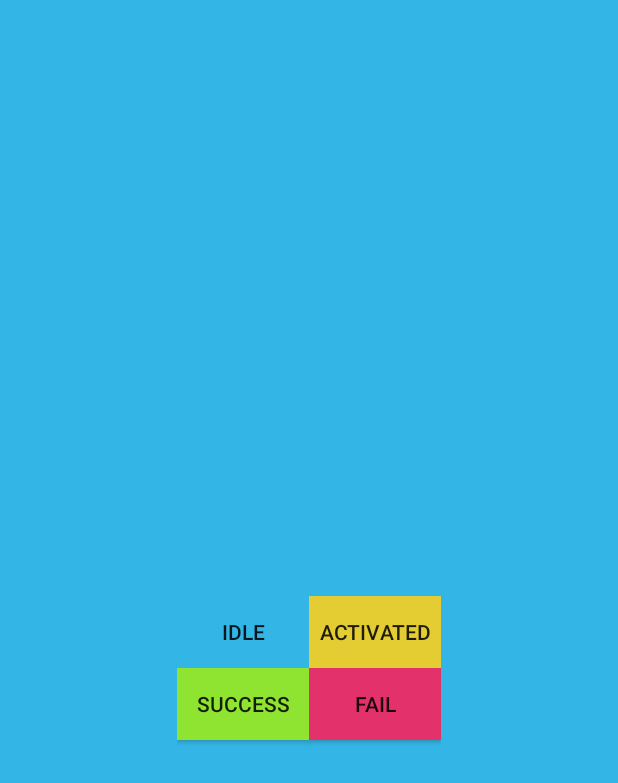
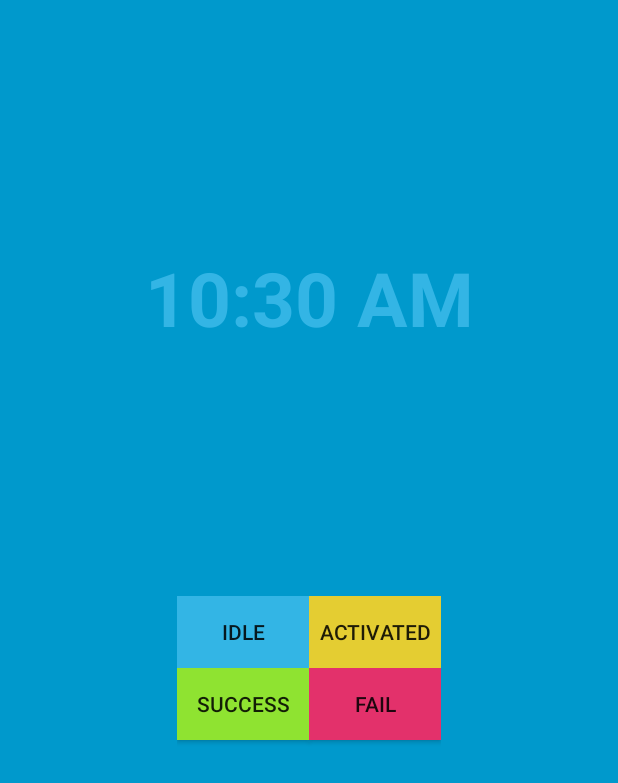
Before and after one commit to bingliang-zh/home-dashboard, an Android app: the screen it shows after launch (FullscreenActivity), after a tap on "IDLE", on a phone screen of 412 x 824 dp. Shown: the top 783 px of the screen. Run offline under Robolectric (Android 15) with nearby library versions, the phone set to English and light mode, and no system bars.

Commit message:
add runnable background reseter

```diff
--- a/HomeDashboard/app/src/main/java/me/bingliang/homedashboard/FullscreenActivity.kt
+++ b/HomeDashboard/app/src/main/java/me/bingliang/homedashboard/FullscreenActivity.kt
@@ -1,9 +1,11 @@
 package me.bingliang.homedashboard
 
+import android.content.Context
 import androidx.appcompat.app.AppCompatActivity
 import android.os.Bundle
 import android.os.Handler
 import android.view.View
+import androidx.annotation.ColorInt
 import androidx.core.content.ContextCompat
 import kotlinx.android.synthetic.main.activity_fullscreen.*
 
@@ -45,17 +47,47 @@ class FullscreenActivity : AppCompatActivity() {
         mHideHandler.postDelayed(mHidePart2Runnable, UI_ANIMATION_DELAY.toLong())
     }
 
+    private val mBackgroundHandler = Handler()
+
+    private fun changeBackground(context: Context, color: Int) {
+        fullscreen_content.setBackgroundColor(ContextCompat.getColor(context, color))
+    }
+
     fun onIdleClick(view: View) {
-        fullscreen_content.setBackgroundColor(ContextCompat.getColor(view.context, R.color.idle))
+        changeBackground(view.context, R.color.idle)
+        mBackgroundHandler.postDelayed(
+            {
+                changeBackground(view.context, R.color.default_background)
+            }
+            , 1000
+        )
     }
     fun onActivatedClick(view: View) {
-        fullscreen_content.setBackgroundColor(ContextCompat.getColor(view.context, R.color.activated))
+        changeBackground(view.context, R.color.activated)
+        mBackgroundHandler.postDelayed(
+            {
+                changeBackground(view.context, R.color.default_background)
+            }
+            , 1000
+        )
     }
     fun onSuccessClick(view: View) {
-        fullscreen_content.setBackgroundColor(ContextCompat.getColor(view.context, R.color.success))
+        changeBackground(view.context, R.color.success)
+        mBackgroundHandler.postDelayed(
+            {
+                changeBackground(view.context, R.color.default_background)
+            }
+            , 1000
+        )
     }
     fun onFailClick(view: View) {
-        fullscreen_content.setBackgroundColor(ContextCompat.getColor(view.context, R.color.fail))
+        changeBackground(view.context, R.color.fail)
+        mBackgroundHandler.postDelayed(
+            {
+                changeBackground(view.context, R.color.default_background)
+            }
+            , 1000
+        )
     }
 
     /**
--- a/HomeDashboard/app/src/main/res/layout-land/activity_fullscreen.xml
+++ b/HomeDashboard/app/src/main/res/layout-land/activity_fullscreen.xml
@@ -3,7 +3,7 @@
     xmlns:tools="http://schemas.android.com/tools"
     android:layout_width="match_parent"
     android:layout_height="match_parent"
-    android:background="#0099cc"
+    android:background="@color/default_background"
     android:keepScreenOn="true"
     android:orientation="horizontal"
     android:id="@+id/fullscreen_content"
--- a/HomeDashboard/app/src/main/res/layout/activity_fullscreen.xml
+++ b/HomeDashboard/app/src/main/res/layout/activity_fullscreen.xml
@@ -3,7 +3,7 @@
     xmlns:tools="http://schemas.android.com/tools"
     android:layout_width="match_parent"
     android:layout_height="match_parent"
-    android:background="#0099cc"
+    android:background="@color/default_background"
     android:keepScreenOn="true"
     android:orientation="vertical"
     android:id="@+id/fullscreen_content"
@@ -26,7 +26,7 @@
         android:columnCount="2"
         android:rowCount="2"
         android:orientation="horizontal"
-        android:layout_gravity="center">
+        android:layout_gravity="center_horizontal">
         <Button
             android:id="@+id/btn_idle"
             android:background="@color/idle"
--- a/HomeDashboard/app/src/main/res/values/colors.xml
+++ b/HomeDashboard/app/src/main/res/values/colors.xml
@@ -5,6 +5,7 @@
     <color name="colorAccent">#D81B60</color>
 
     <color name="black_overlay">#66000000</color>
+    <color name="default_background">#0099cc</color>
     <color name="idle">#33b5e5</color>
     <color name="activated">#E4CD32</color>
     <color name="success">#8FE331</color>
```
